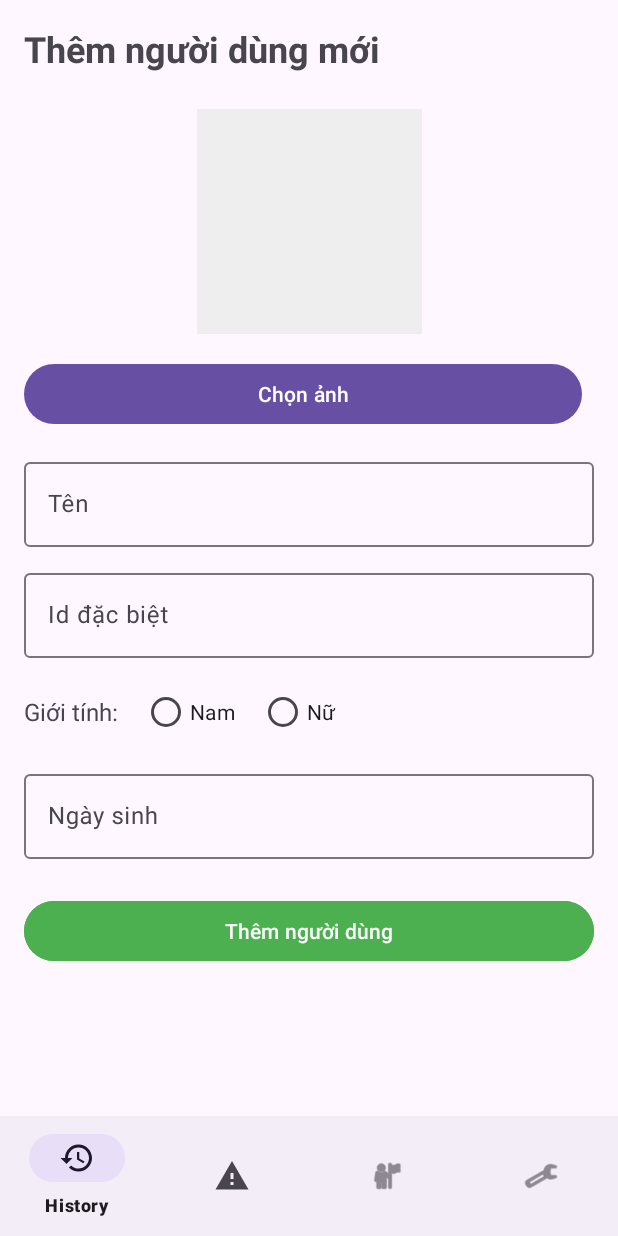
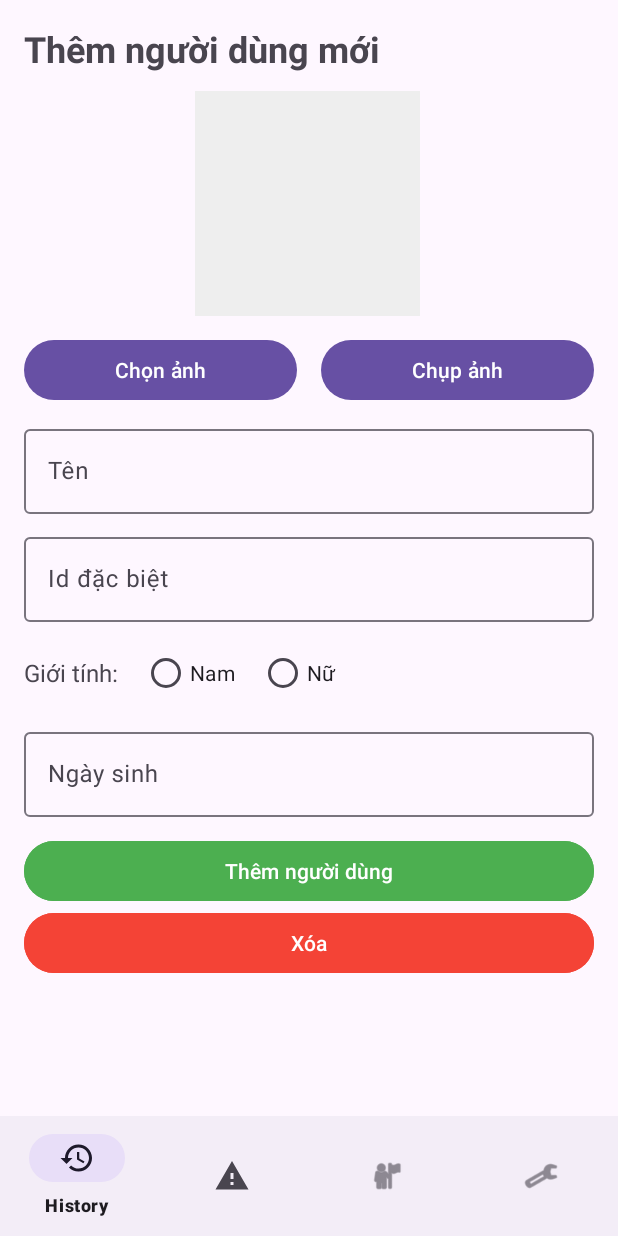
Before and after one commit to chnle3012/app_iot, an Android app: the AddEditPersonFragment screen opened through its navigation route, on a phone screen of 412 x 824 dp. Run offline under Robolectric (Android 15) with nearby library versions, the phone set to English and light mode, and no system bars; our stand-ins replace navigation-ui; pictures from the network do not load.

```diff
--- a/app/src/main/res/layout/fragment_add_edit_person.xml
+++ b/app/src/main/res/layout/fragment_add_edit_person.xml
@@ -39,20 +39,21 @@
             android:id="@+id/img_person_avatar"
             android:layout_width="150dp"
             android:layout_height="150dp"
-            android:layout_marginTop="24dp"
+            android:layout_marginTop="12dp"
+            android:background="#EEEEEE"
             android:contentDescription="Ảnh đại diện người dùng"
             android:scaleType="centerCrop"
-            android:background="#EEEEEE"
+            app:layout_constraintEnd_toEndOf="parent"
+            app:layout_constraintHorizontal_bias="0.497"
+            app:layout_constraintStart_toStartOf="parent"
             app:layout_constraintTop_toBottomOf="@id/txt_message"
-            app:layout_constraintStart_toStartOf="parent"
-            app:layout_constraintEnd_toEndOf="parent"
             tools:src="@android:drawable/ic_menu_camera" />
 
         <LinearLayout
             android:id="@+id/layout_photo_buttons"
             android:layout_width="match_parent"
             android:layout_height="wrap_content"
-            android:layout_marginTop="16dp"
+            android:layout_marginTop="12dp"
             android:orientation="horizontal"
             android:gravity="center"
             app:layout_constraintTop_toBottomOf="@id/img_person_avatar">
@@ -78,7 +79,7 @@
             android:id="@+id/layout_name"
             android:layout_width="match_parent"
             android:layout_height="wrap_content"
-            android:layout_marginTop="16dp"
+            android:layout_marginTop="10dp"
             android:hint="Tên"
             app:layout_constraintTop_toBottomOf="@id/layout_photo_buttons">
 
@@ -93,7 +94,7 @@
             android:id="@+id/layout_identification_id"
             android:layout_width="match_parent"
             android:layout_height="wrap_content"
-            android:layout_marginTop="12dp"
+            android:layout_marginTop="10dp"
             android:hint="Id đặc biệt"
             app:layout_constraintTop_toBottomOf="@id/layout_name">
 
@@ -109,7 +110,7 @@
             android:layout_width="match_parent"
             android:layout_height="wrap_content"
             android:orientation="horizontal"
-            android:layout_marginTop="12dp"
+            android:layout_marginTop="10dp"
             app:layout_constraintTop_toBottomOf="@id/layout_identification_id">
 
             <TextView
@@ -145,7 +146,7 @@
             android:id="@+id/layout_birthday"
             android:layout_width="match_parent"
             android:layout_height="wrap_content"
-            android:layout_marginTop="12dp"
+            android:layout_marginTop="10dp"
             android:hint="Ngày sinh"
             app:layout_constraintTop_toBottomOf="@id/layout_gender">
 
@@ -162,7 +163,7 @@
             android:id="@+id/btn_submit"
             android:layout_width="match_parent"
             android:layout_height="wrap_content"
-            android:layout_marginTop="24dp"
+            android:layout_marginTop="12dp"
             android:text="Thêm người dùng"
             android:drawableStart="@android:drawable/ic_menu_add"
             android:drawablePadding="8dp"
@@ -173,11 +174,21 @@
             app:layout_constraintStart_toStartOf="parent"
             app:layout_constraintEnd_toEndOf="parent" />
 
+        <Button
+            android:id="@+id/btn_delete"
+            android:layout_width="match_parent"
+            android:layout_height="wrap_content"
+            android:text="Xóa"
+            android:backgroundTint="#F44336"
+            app:layout_constraintTop_toBottomOf="@id/btn_submit"
+            app:layout_constraintStart_toStartOf="parent"
+            app:layout_constraintEnd_toEndOf="parent" />
+
         <LinearLayout
             android:id="@+id/layout_action_buttons"
             android:layout_width="match_parent"
             android:layout_height="wrap_content"
-            android:layout_marginTop="16dp"
+            android:layout_marginTop="10dp"
             android:orientation="horizontal"
             app:layout_constraintTop_toBottomOf="@id/btn_submit"
             app:layout_constraintBottom_toBottomOf="parent"
@@ -201,17 +212,6 @@
                 android:text="Lưu" />
         </LinearLayout>
 
-        <Button
-            android:id="@+id/btn_delete"
-            android:layout_width="wrap_content"
-            android:layout_height="wrap_content"
-            android:text="Xóa"
-            android:backgroundTint="#F44336"
-            android:visibility="gone"
-            app:layout_constraintTop_toBottomOf="@id/layout_birthday"
-            app:layout_constraintStart_toStartOf="parent"
-            app:layout_constraintEnd_toEndOf="parent" />
-
         <ProgressBar
             android:id="@+id/progress_bar"
             android:layout_width="wrap_content"
--- /dev/null
+++ b/app/src/main/res/xml/provider_paths.xml
@@ -0,0 +1,4 @@
+<?xml version="1.0" encoding="utf-8"?>
+<paths xmlns:android="http://schemas.android.com/apk/res/android">
+    <cache-path name="camera_photos" path="." />
+</paths>
```
Also changed, not shown: app/src/main/java/com/example/btl_iot/ui/people/AddEditPersonFragment.java (+62 -1 lines).
